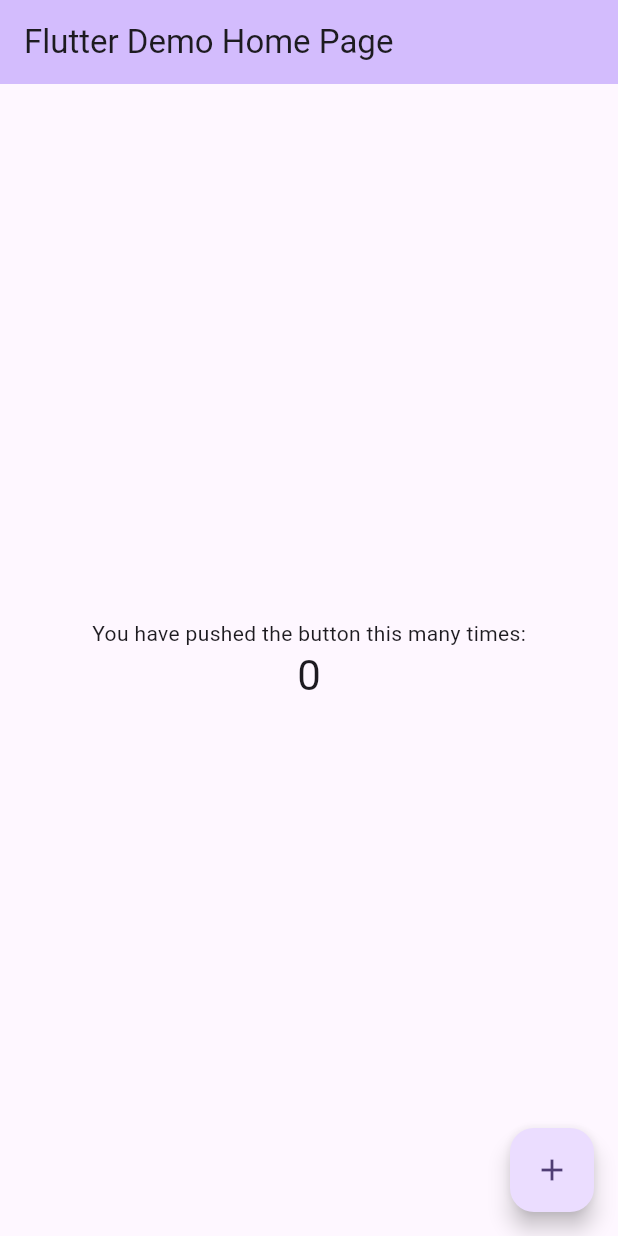
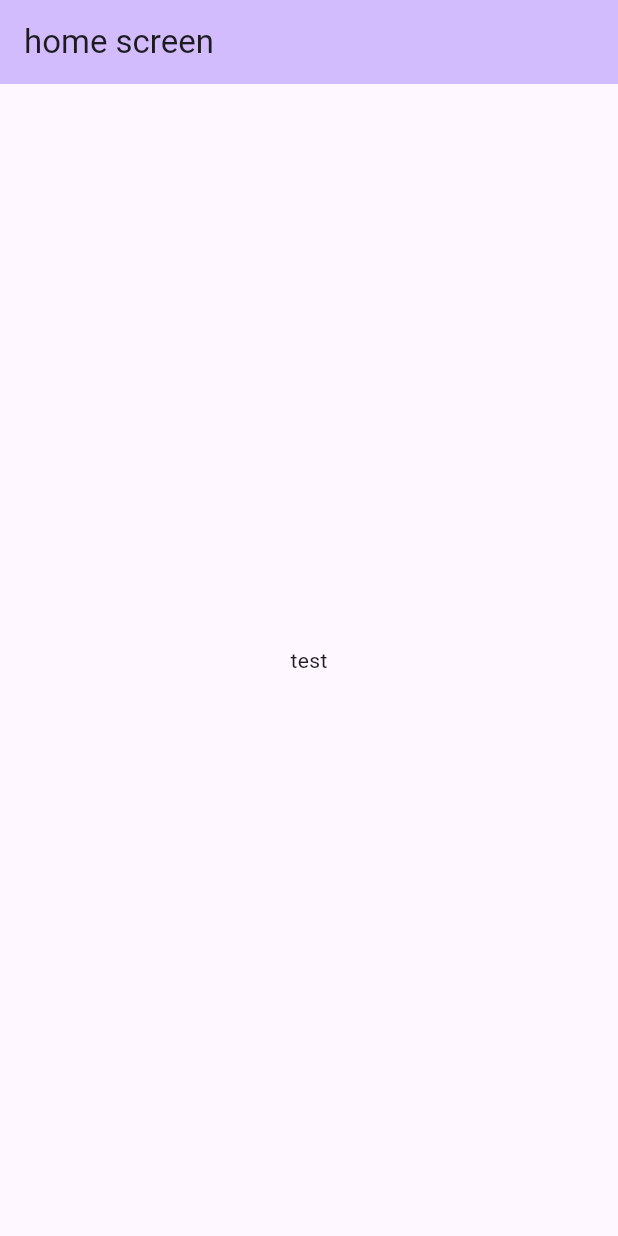
Before and after one commit to justIsal/article_mobile-app, a Flutter app: the screen it shows after launch, on a phone screen of 412 x 824 dp. Run offline on Flutter 3.47's test engine with Material 3 defaults, Android fonts, the light colour scheme and no system bars.

Commit message:
setup pages

```diff
--- a/lib/main.dart
+++ b/lib/main.dart
@@ -1,4 +1,5 @@
 import 'package:flutter/material.dart';
+import 'pages/home/home_screen.dart';
 
 void main() {
   runApp(const MyApp());
@@ -7,119 +8,16 @@ void main() {
 class MyApp extends StatelessWidget {
   const MyApp({super.key});
 
-  // This widget is the root of your application.
   @override
   Widget build(BuildContext context) {
     return MaterialApp(
+      debugShowCheckedModeBanner: false,
       title: 'Flutter Demo',
       theme: ThemeData(
-        // This is the theme of your application.
-        //
-        // TRY THIS: Try running your application with "flutter run". You'll see
-        // the application has a purple toolbar. Then, without quitting the app,
-        // try changing the seedColor in the colorScheme below to Colors.green
-        // and then invoke "hot reload" (save your changes or press the "hot
-        // reload" button in a Flutter-supported IDE, or press "r" if you used
-        // the command line to start the app).
-        //
-        // Notice that the counter didn't reset back to zero; the application
-        // state is not lost during the reload. To reset the state, use hot
-        // restart instead.
-        //
-        // This works for code too, not just values: Most code changes can be
-        // tested with just a hot reload.
         colorScheme: ColorScheme.fromSeed(seedColor: Colors.deepPurple),
         useMaterial3: true,
       ),
-      home: const MyHomePage(title: 'Flutter Demo Home Page'),
+      home: const HomeScreen(),
     );
   }
 }
-
-class MyHomePage extends StatefulWidget {
-  const MyHomePage({super.key, required this.title});
-
-  // This widget is the home page of your application. It is stateful, meaning
-  // that it has a State object (defined below) that contains fields that affect
-  // how it looks.
-
-  // This class is the configuration for the state. It holds the values (in this
-  // case the title) provided by the parent (in this case the App widget) and
-  // used by the build method of the State. Fields in a Widget subclass are
-  // always marked "final".
-
-  final String title;
-
-  @override
-  State<MyHomePage> createState() => _MyHomePageState();
-}
-
-class _MyHomePageState extends State<MyHomePage> {
-  int _counter = 0;
-
-  void _incrementCounter() {
-    setState(() {
-      // This call to setState tells the Flutter framework that something has
-      // changed in this State, which causes it to rerun the build method below
-      // so that the display can reflect the updated values. If we changed
-      // _counter without calling setState(), then the build method would not be
-      // called again, and so nothing would appear to happen.
-      _counter++;
-    });
-  }
-
-  @override
-  Widget build(BuildContext context) {
-    // This method is rerun every time setState is called, for instance as done
-    // by the _incrementCounter method above.
-    //
-    // The Flutter framework has been optimized to make rerunning build methods
-    // fast, so that you can just rebuild anything that needs updating rather
-    // than having to individually change instances of widgets.
-    return Scaffold(
-      appBar: AppBar(
-        // TRY THIS: Try changing the color here to a specific color (to
-        // Colors.amber, perhaps?) and trigger a hot reload to see the AppBar
-        // change color while the other colors stay the same.
-        backgroundColor: Theme.of(context).colorScheme.inversePrimary,
-        // Here we take the value from the MyHomePage object that was created by
-        // the App.build method, and use it to set our appbar title.
-        title: Text(widget.title),
-      ),
-      body: Center(
-        // Center is a layout widget. It takes a single child and positions it
-        // in the middle of the parent.
-        child: Column(
-          // Column is also a layout widget. It takes a list of children and
-          // arranges them vertically. By default, it sizes itself to fit its
-          // children horizontally, and tries to be as tall as its parent.
-          //
-          // Column has various properties to control how it sizes itself and
-          // how it positions its children. Here we use mainAxisAlignment to
-          // center the children vertically; the main axis here is the vertical
-          // axis because Columns are vertical (the cross axis would be
-          // horizontal).
-          //
-          // TRY THIS: Invoke "debug painting" (choose the "Toggle Debug Paint"
-          // action in the IDE, or press "p" in the console), to see the
-          // wireframe for each widget.
-          mainAxisAlignment: MainAxisAlignment.center,
-          children: <Widget>[
-            const Text(
-              'You have pushed the button this many times:',
-            ),
-            Text(
-              '$_counter',
-              style: Theme.of(context).textTheme.headlineMedium,
-            ),
-          ],
-        ),
-      ),
-      floatingActionButton: FloatingActionButton(
-        onPressed: _incrementCounter,
-        tooltip: 'Increment',
-        child: const Icon(Icons.add),
-      ), // This trailing comma makes auto-formatting nicer for build methods.
-    );
-  }
-}
--- /dev/null
+++ b/lib/pages/home/home_screen.dart
@@ -0,0 +1,20 @@
+import 'package:flutter/material.dart';
+class HomeScreen extends StatefulWidget {
+  const HomeScreen({super.key});
+
+  @override
+  State<HomeScreen> createState() => _HomeScreen();
+}
+
+class _HomeScreen extends State<HomeScreen> {
+  @override
+  Widget build(BuildContext context) {
+    return Scaffold(
+      appBar: AppBar(
+        backgroundColor: Theme.of(context).colorScheme.inversePrimary,
+        title: Text('home screen'),
+      ),
+      body: const Center(child: Text('test')),
+    );
+  }
+}
```
Also changed, not shown: lib/pages/account/account_screen.dart (added, +16 -0 lines), lib/pages/articles/articles_detail_screen.dart (added, +16 -0 lines), lib/pages/articles/articles_screen.dart (added, +16 -0 lines), lib/pages/profile/profile_screen.dart (added, +16 -0 lines), lib/pages/save/save_screen.dart (added, +16 -0 lines), 1 other file.
